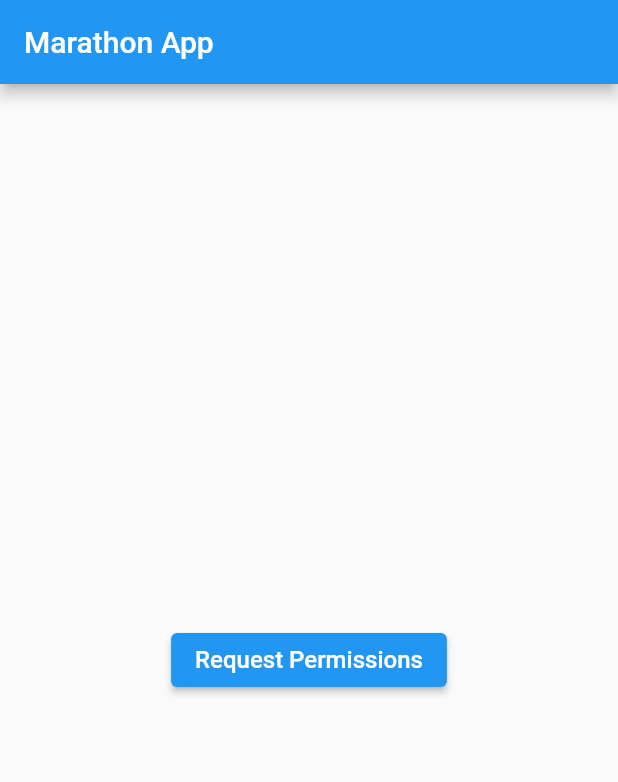
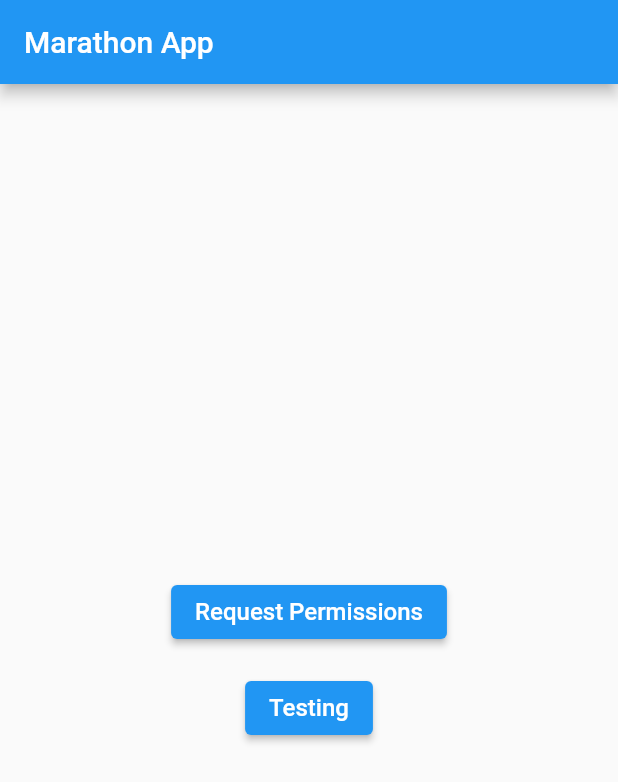
Before and after one commit to taufeeq7566/FYP, a Flutter app: the screen it shows after launch, on a phone screen of 412 x 824 dp. Shown: the top 782 px of the screen. Run offline on Flutter 3.47's test engine with Material 2 defaults, Android fonts, the light colour scheme and no system bars; our stand-ins replace cloud_firestore, firebase_auth, firebase_core, firebase_messaging, flutter_local_notifications, geolocator and 2 more; missing offline and left inert: flutter_polyline_points, geoflutterfire2; accounts and stored records are empty.

Commit message:
testing out local notfication on main.dart

```diff
--- a/lib/main.dart
+++ b/lib/main.dart
@@ -6,6 +6,7 @@ import 'route.dart';
 import 'package:checkpoint_geofence/screens/home_screen.dart';
 import 'package:checkpoint_geofence/screens/login_screen.dart';
 import 'package:firebase_messaging/firebase_messaging.dart';
+import 'package:flutter_local_notifications/flutter_local_notifications.dart';
 
 void main() async {
   WidgetsFlutterBinding.ensureInitialized();
@@ -34,7 +35,39 @@ class MyApp extends StatelessWidget {
 }
 
 class MyHomePage extends StatelessWidget {
-  const MyHomePage({Key? key}) : super(key: key);
+  final FlutterLocalNotificationsPlugin flutterLocalNotificationsPlugin =
+      FlutterLocalNotificationsPlugin();
+
+  MyHomePage({Key? key}) : super(key: key) {
+    _initializeNotifications();
+  }
+
+  void _initializeNotifications() {
+    const AndroidInitializationSettings initializationSettingsAndroid =
+        AndroidInitializationSettings('Testing');
+    final InitializationSettings initializationSettings =
+        InitializationSettings(android: initializationSettingsAndroid);
+    flutterLocalNotificationsPlugin.initialize(initializationSettings);
+  }
+
+  void _showDummyNotification() async {
+    const AndroidNotificationDetails androidPlatformChannelSpecifics =
+        AndroidNotificationDetails(
+      'dummy_channel',
+      'Dummy Notification',
+      importance: Importance.max,
+      priority: Priority.high,
+      ticker: 'ticker',
+    );
+    const NotificationDetails platformChannelSpecifics =
+        NotificationDetails(android: androidPlatformChannelSpecifics);
+    await flutterLocalNotificationsPlugin.show(
+      0,
+      'Dummy Notification',
+      'This is a dummy notification',
+      platformChannelSpecifics,
+    );
+  }
 
   @override
   Widget build(BuildContext context) {
@@ -45,8 +78,12 @@ class MyHomePage extends StatelessWidget {
       body: Center(
         child: Padding(
           padding: const EdgeInsets.all(20.0),
-          child: ElevatedButton(
+          child: Column(
+            mainAxisAlignment: MainAxisAlignment.center,
+            children: [
+              ElevatedButton(
                 onPressed: () {
+                  _showDummyNotification(); // Call the method to trigger the dummy notification
                   requestLocationAndCameraPermissions().then((granted) {
                     if (granted) {
                       Navigator.pushReplacementNamed(context, AppRoute.home);
@@ -58,6 +95,18 @@ class MyHomePage extends StatelessWidget {
                   style: TextStyle(fontSize: 16),
                 ),
               ),
+              SizedBox(height: 16.0),
+              ElevatedButton(
+                onPressed: () {
+                  _showDummyNotification(); // Call the method to trigger the dummy notification
+                },
+                child: const Text(
+                  "Testing",
+                  style: TextStyle(fontSize: 16),
+                ),
+              ),
+            ],
+          ),
         ),
       ),
     );
--- a/lib/screens/home_screen.dart
+++ b/lib/screens/home_screen.dart
@@ -32,6 +32,7 @@ class _HomeScreenState extends State<HomeScreen> {
       screen: FinisherScreen(),
     ),
   ];
+
 
   @override
   Widget build(BuildContext context) {
--- a/lib/screens/map_screen.dart
+++ b/lib/screens/map_screen.dart
@@ -169,11 +169,9 @@ import 'package:geolocator/geolocator.dart';
 import 'package:google_maps_flutter/google_maps_flutter.dart';
 import 'package:cloud_firestore/cloud_firestore.dart';
 import 'package:geoflutterfire2/geoflutterfire2.dart';
-import 'package:rxdart/rxdart.dart';
 import 'package:checkpoint_geofence/models/checkpoint.dart';
 import 'package:flutter_local_notifications/flutter_local_notifications.dart';
 import 'dart:async';
-import 'package:firebase_messaging/firebase_messaging.dart';
 
 class MapScreen extends StatefulWidget {
   @override
@@ -194,8 +192,6 @@ class _MapScreenState extends State<MapScreen> {
 
   Marker? _currentLocationMarker;
   Timer? _locationTimer;
-
-  FirebaseMessaging messaging = FirebaseMessaging.instance;
 
 
 
@@ -236,6 +232,7 @@ class _MapScreenState extends State<MapScreen> {
     platformChannelSpecifics,
   );
 }
+
 
   @override
   Widget build(BuildContext context) {
```
Also changed, not shown: 2 other files. Lines whose indentation alone changed are shown as unchanged.
